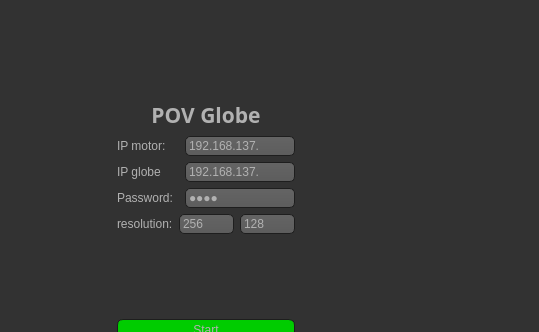
Above: mainwindow.ui from magnocube/POV-Globe before the change; both pictures show x 127 to 666 and y 0 to 332 of the 666 by 441 pixel window. Below: the same form after it.
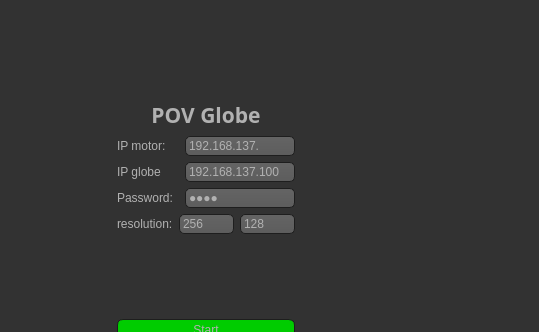
That is the form after the change. Icons and pictures are not drawn.

Commit message: added sliders which modify the headers

What changed in the file:
```diff
--- a/mainwindow.ui
+++ b/mainwindow.ui
@@ -633,7 +633,7 @@
                </size>
               </property>
               <property name="text">
-               <string>192.168.137.</string>
+               <string>192.168.137.100</string>
               </property>
              </widget>
             </item>
```
The commit also changes 3 other files.
